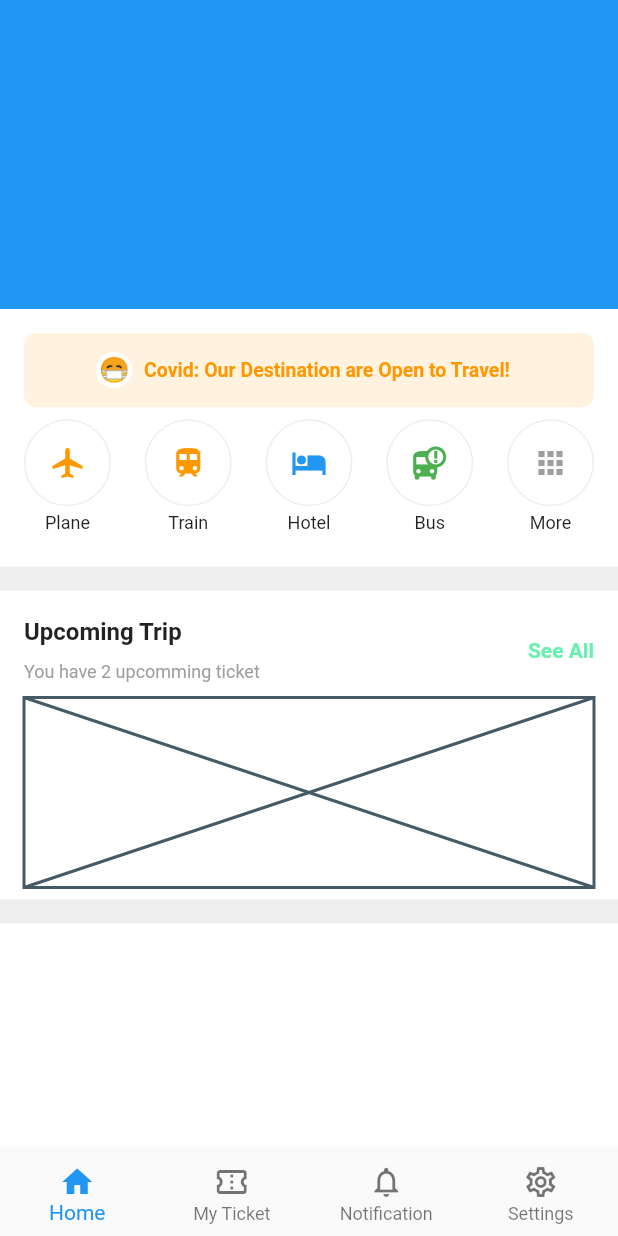
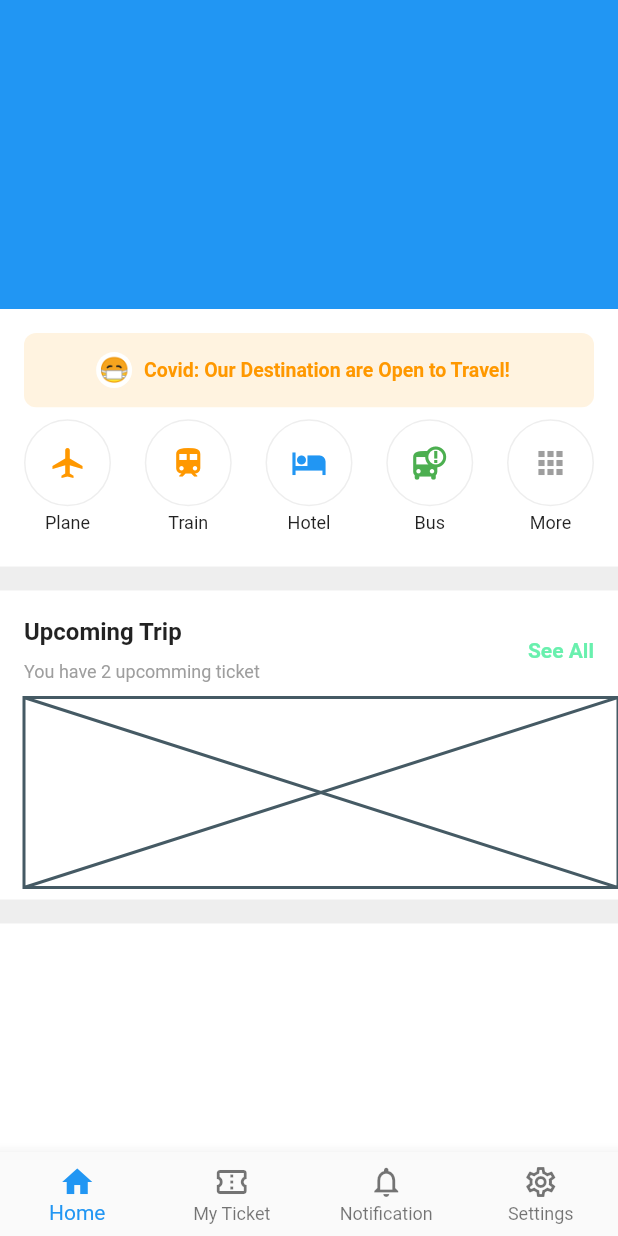
Before and after one commit to JAICHANGPARK/flutter_notebook_11th_story, a Flutter app: the screen it shows after launch, on a phone screen of 412 x 824 dp. Run offline on Flutter 3.47's test engine with Material 2 defaults, Android fonts, the phone set to English and light mode, and no system bars; our stand-ins replace backdrop, badges, flutter_inner_drawer, flutter_slidable, google_fonts.

Commit message:
Update ticket_booking_home_page.dart

```diff
--- a/lib/ep710_ticket_booking_app/ticket_booking_home_page.dart
+++ b/lib/ep710_ticket_booking_app/ticket_booking_home_page.dart
@@ -195,11 +195,13 @@ class _TicketBookingHomePageState extends State<TicketBookingHomePage> {
                 Container(
                   height: MediaQuery.of(context).size.height / 4,
                   decoration: BoxDecoration(color: Colors.white),
-                  padding: EdgeInsets.fromLTRB(16, 8, 16, 8),
+                  padding: EdgeInsets.fromLTRB(16, 8, 0, 8),
                   child: Column(
                     children: [
                       Expanded(
                           flex:2,
+                          child: Padding(
+                            padding: const EdgeInsets.only(right: 16),
                             child: Row(
                               mainAxisAlignment: MainAxisAlignment.spaceBetween,
                               children: [
@@ -222,6 +224,7 @@ class _TicketBookingHomePageState extends State<TicketBookingHomePage> {
                                   color: Colors.greenAccent
                                 ),)
                               ],
+                            ),
                           )),
                       Expanded(
                           flex: 4,
```
Lines whose indentation alone changed are shown as unchanged.
